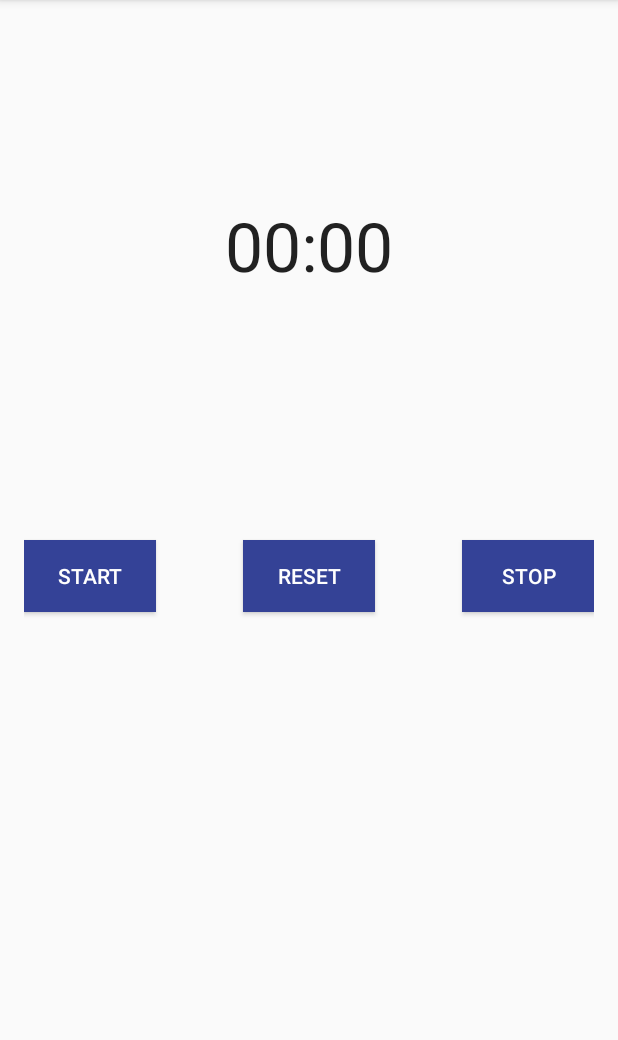
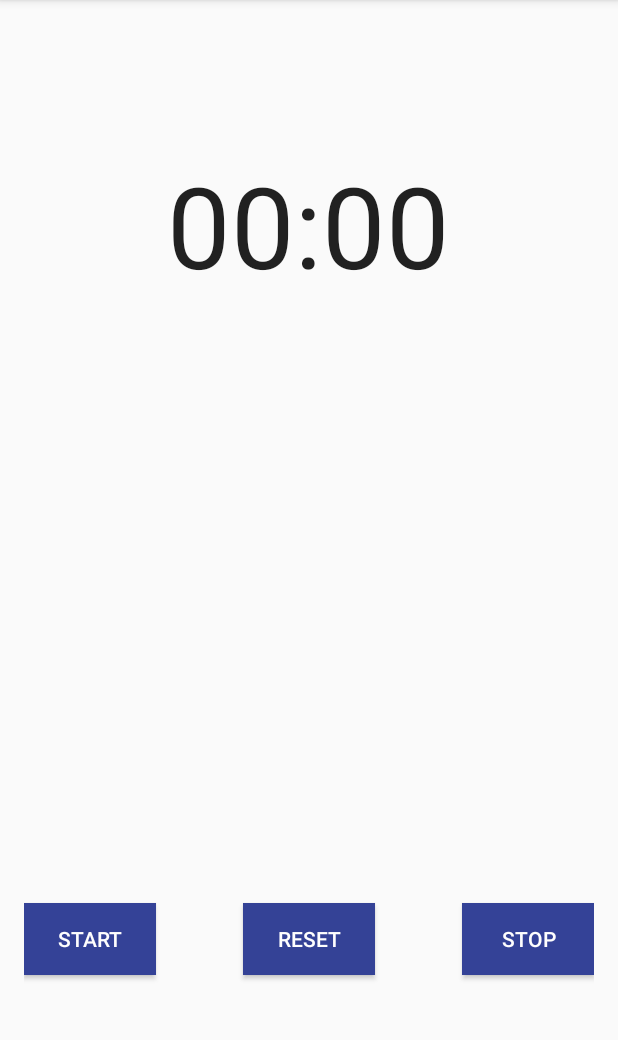
Before and after one commit to daviddalton/calculate-my-pace, an Android app: the StopwatchActivity screen opened directly, with no data from a screen before it, on a phone screen of 412 x 824 dp, the part 84-1124 px from its top. Run offline under Robolectric (Android 15) with nearby library versions, the phone set to English and light mode, and no system bars.

Commit message:
various stopwatch corrections

```diff
--- a/app/src/main/res/layout/activity_stopwatch.xml
+++ b/app/src/main/res/layout/activity_stopwatch.xml
@@ -7,14 +7,15 @@
     android:paddingLeft="@dimen/activity_horizontal_margin"
     android:paddingRight="@dimen/activity_horizontal_margin"
     android:paddingTop="@dimen/activity_vertical_margin"
-    tools:context="com.example.david.calculate_my_pace.StopwatchActivity">
+    tools:context="com.example.david.calculate_my_pace.StopwatchActivity"
+    android:keepScreenOn="true">
 
     <Chronometer
         android:layout_width="wrap_content"
         android:layout_height="wrap_content"
         android:id="@+id/chronometer"
-        android:layout_marginTop="117dp"
-        android:textSize="45dp"
+        android:layout_marginTop="83dp"
+        android:textSize="75dp"
         android:layout_alignParentTop="true"
         android:layout_centerHorizontal="true" />
 
@@ -48,7 +49,8 @@
         android:onClick="resetButtonClick"
         android:background="#344296"
         android:textColor="#fefefe"
-        android:layout_centerVertical="true"
+        android:layout_marginBottom="102dp"
+        android:layout_alignParentBottom="true"
         android:layout_centerHorizontal="true" />
 
 
```
